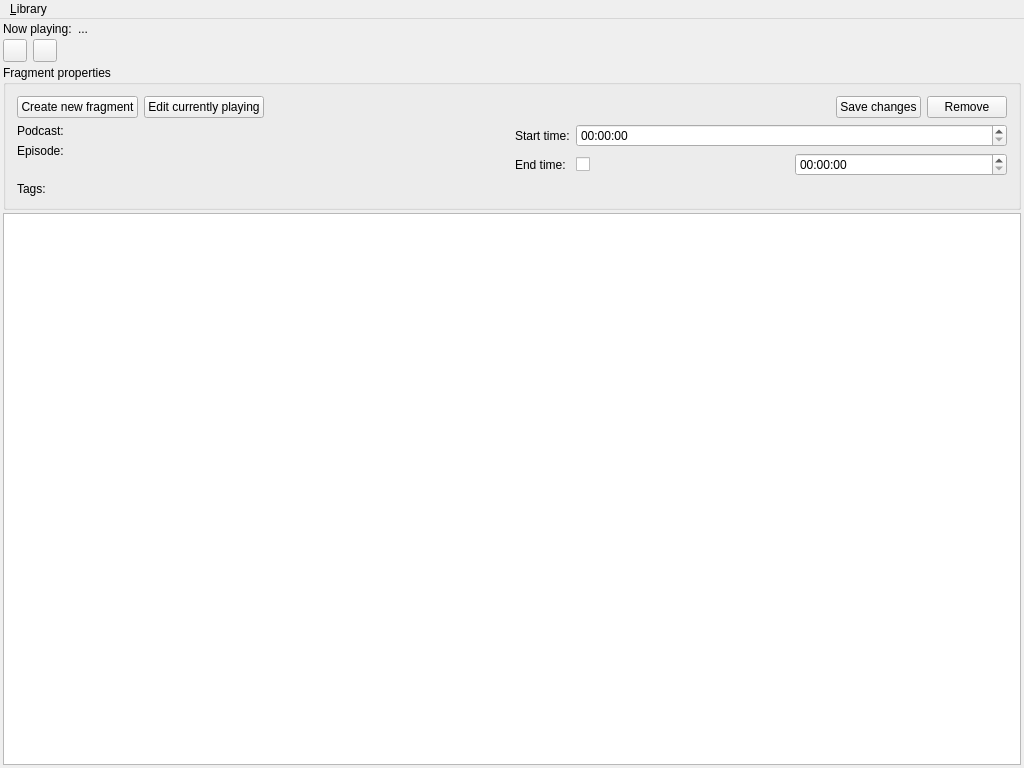
kliput/slicepod, file src/gui/mainwindow.ui: the form before one commit.
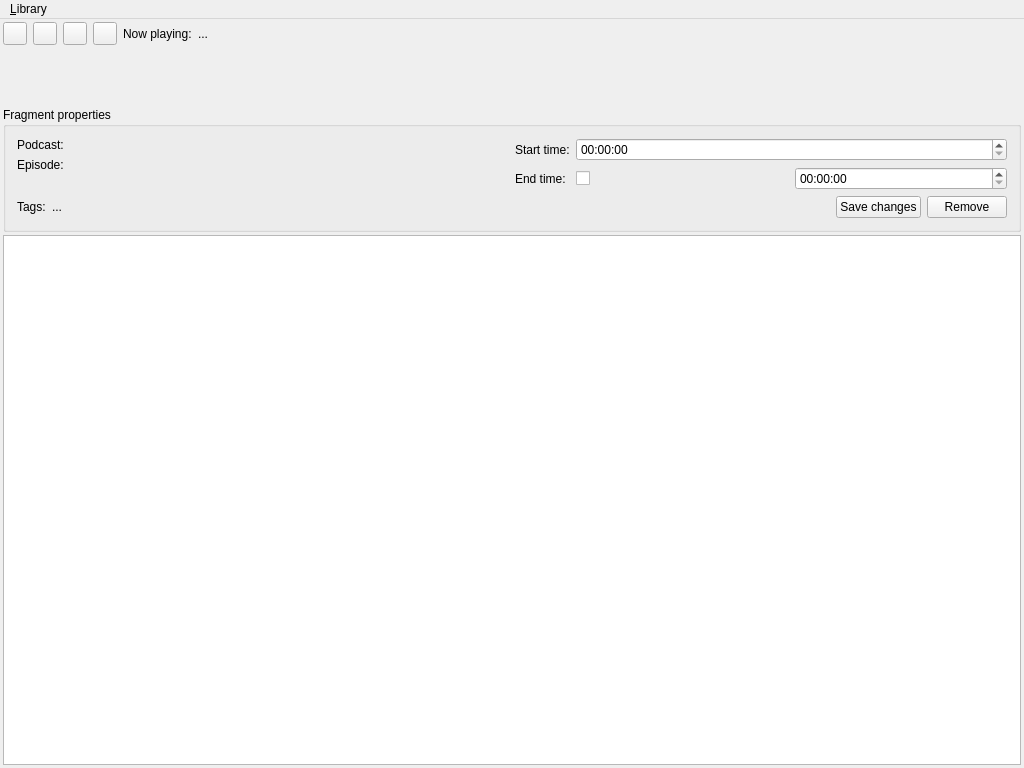
The form after the commit. Icons and pictures are not drawn. Custom widgets are drawn as their Qt base class.

Diff of the .ui file:
```diff
--- a/src/gui/mainwindow.ui
+++ b/src/gui/mainwindow.ui
@@ -35,7 +35,58 @@
      <number>3</number>
     </property>
     <item>
-     <layout class="QHBoxLayout" name="horizontalLayout">
+     <layout class="QHBoxLayout" name="upperPlayerLayout">
+      <item>
+       <layout class="QHBoxLayout" name="playerButtonsLayout">
+        <property name="sizeConstraint">
+         <enum>QLayout::SetDefaultConstraint</enum>
+        </property>
+        <item>
+         <widget class="QToolButton" name="playButton">
+          <property name="text">
+           <string/>
+          </property>
+          <property name="icon">
+           <iconset resource="../slicepod.qrc">
+            <normaloff>:/images/media-playback-start.png</normaloff>:/images/media-playback-start.png</iconset>
+          </property>
+         </widget>
+        </item>
+        <item>
+         <widget class="QToolButton" name="stopButton">
+          <property name="text">
+           <string/>
+          </property>
+          <property name="icon">
+           <iconset resource="../slicepod.qrc">
+            <normaloff>:/images/media-playback-stop.png</normaloff>:/images/media-playback-stop.png</iconset>
+          </property>
+         </widget>
+        </item>
+        <item>
+         <widget class="QToolButton" name="toolButton">
+          <property name="text">
+           <string/>
+          </property>
+          <property name="icon">
+           <iconset resource="../slicepod.qrc">
+            <normaloff>:/images/list-add.png</normaloff>:/images/list-add.png</iconset>
+          </property>
+         </widget>
+        </item>
+        <item>
+         <widget class="QToolButton" name="toolButton_2">
+          <property name="text">
+           <string/>
+          </property>
+          <property name="icon">
+           <iconset resource="../slicepod.qrc">
+            <normaloff>:/images/document-edit.png</normaloff>:/images/document-edit.png</iconset>
+          </property>
+         </widget>
+        </item>
+       </layout>
+      </item>
       <item>
        <widget class="QLabel" name="playingStatusStaticLabel">
         <property name="sizePolicy">
@@ -61,38 +112,14 @@
     <item>
      <layout class="QHBoxLayout" name="playerLayout">
       <item>
-       <layout class="QHBoxLayout" name="playerButtonsLayout">
-        <property name="sizeConstraint">
-         <enum>QLayout::SetDefaultConstraint</enum>
+       <widget class="PositionWidget" name="positionWidget" native="true">
+        <property name="minimumSize">
+         <size>
+          <width>0</width>
+          <height>56</height>
+         </size>
         </property>
-        <item>
-         <widget class="QToolButton" name="playButton">
-          <property name="text">
-           <string/>
-          </property>
-          <property name="icon">
-           <iconset theme="media-playback-start">
-            <normaloff/>
-           </iconset>
-          </property>
-         </widget>
-        </item>
-        <item>
-         <widget class="QToolButton" name="toolButton">
-          <property name="text">
-           <string/>
-          </property>
-          <property name="icon">
-           <iconset theme="media-playback-stop">
-            <normaloff/>
-           </iconset>
-          </property>
-         </widget>
-        </item>
-        <item>
-         <widget class="PositionWidget" name="positionWidget" native="true"/>
-        </item>
-       </layout>
+       </widget>
       </item>
      </layout>
     </item>
@@ -101,123 +128,102 @@
       <property name="title">
        <string>Fragment properties</string>
       </property>
-      <layout class="QGridLayout" name="gridLayout">
-       <item row="2" column="1">
-        <layout class="QFormLayout" name="timesLayout">
-         <item row="0" column="0">
-          <widget class="QLabel" name="startTimeLabel">
-           <property name="text">
-            <string>Start time:</string>
+      <layout class="QVBoxLayout" name="verticalLayout">
+       <item>
+        <layout class="QHBoxLayout" name="editHL1">
+         <item>
+          <layout class="QFormLayout" name="selectedLeftformLayout">
+           <property name="fieldGrowthPolicy">
+            <enum>QFormLayout::AllNonFixedFieldsGrow</enum>
            </property>
-          </widget>
+           <item row="0" column="0">
+            <widget class="QLabel" name="selectedPodcastStaticLabel">
+             <property name="text">
+              <string>Podcast:</string>
+             </property>
+            </widget>
+           </item>
+           <item row="0" column="1">
+            <widget class="QLabel" name="selectedPodcastLabel">
+             <property name="text">
+              <string>&lt;not selected&gt;</string>
+             </property>
+            </widget>
+           </item>
+           <item row="1" column="0">
+            <widget class="QLabel" name="selectedEpisodeStaticLabel">
+             <property name="text">
+              <string>Episode:</string>
+             </property>
+            </widget>
+           </item>
+           <item row="1" column="1">
+            <widget class="QLabel" name="selectedEpisodeLabel">
+             <property name="text">
+              <string>&lt;not selected&gt;</string>
+             </property>
+            </widget>
+           </item>
+          </layout>
          </item>
-         <item row="0" column="1">
-          <widget class="QTimeEdit" name="startTimeEdit">
-           <property name="displayFormat">
-            <string>HH:mm:ss</string>
-           </property>
-          </widget>
-         </item>
-         <item row="1" column="0">
-          <widget class="QLabel" name="endTimeLabel">
-           <property name="text">
-            <string>End time:</string>
-           </property>
-          </widget>
-         </item>
-         <item row="1" column="1">
-          <layout class="QHBoxLayout" name="endTimeLayout">
-           <item>
-            <widget class="QCheckBox" name="endTimeCheckBox">
+         <item>
+          <layout class="QFormLayout" name="timesLayout">
+           <item row="0" column="0">
+            <widget class="QLabel" name="startTimeLabel">
              <property name="text">
-              <string/>
+              <string>Start time:</string>
              </property>
             </widget>
            </item>
-           <item>
-            <widget class="QTimeEdit" name="endTimeEdit">
+           <item row="0" column="1">
+            <widget class="QTimeEdit" name="startTimeEdit">
              <property name="displayFormat">
               <string>HH:mm:ss</string>
              </property>
             </widget>
            </item>
+           <item row="1" column="0">
+            <widget class="QLabel" name="endTimeLabel">
+             <property name="text">
+              <string>End time:</string>
+             </property>
+            </widget>
+           </item>
+           <item row="1" column="1">
+            <layout class="QHBoxLayout" name="endTimeLayout">
+             <item>
+              <widget class="QCheckBox" name="endTimeCheckBox">
+               <property name="text">
+                <string/>
+               </property>
+              </widget>
+             </item>
+             <item>
+              <widget class="QTimeEdit" name="endTimeEdit">
+               <property name="displayFormat">
+                <string>HH:mm:ss</string>
+               </property>
+              </widget>
+             </item>
+            </layout>
+           </item>
           </layout>
          </item>
         </layout>
        </item>
-       <item row="2" column="0">
-        <layout class="QFormLayout" name="selectedLeftformLayout">
-         <property name="fieldGrowthPolicy">
-          <enum>QFormLayout::AllNonFixedFieldsGrow</enum>
-         </property>
-         <item row="0" column="0">
-          <widget class="QLabel" name="selectedPodcastStaticLabel">
-           <property name="text">
-            <string>Podcast:</string>
-           </property>
-          </widget>
-         </item>
-         <item row="0" column="1">
-          <widget class="QLabel" name="selectedPodcastLabel">
-           <property name="text">
-            <string>&lt;not selected&gt;</string>
-           </property>
-          </widget>
-         </item>
-         <item row="1" column="0">
-          <widget class="QLabel" name="selectedEpisodeStaticLabel">
-           <property name="text">
-            <string>Episode:</string>
-           </property>
-          </widget>
-         </item>
-         <item row="1" column="1">
-          <widget class="QLabel" name="selectedEpisodeLabel">
-           <property name="text">
-            <string>&lt;not selected&gt;</string>
-           </property>
-          </widget>
-         </item>
-        </layout>
-       </item>
-       <item row="0" column="0" colspan="2">
+       <item>
         <layout class="QHBoxLayout" name="horizontalLayout_3">
          <item>
-          <widget class="QPushButton" name="createFragmentButton">
-           <property name="sizePolicy">
-            <sizepolicy hsizetype="Fixed" vsizetype="Fixed">
-             <horstretch>0</horstretch>
-             <verstretch>0</verstretch>
-            </sizepolicy>
-           </property>
-           <property name="toolTip">
-            <string>Create new fragment in </string>
-           </property>
+          <widget class="QLabel" name="selectedTagsStaticLabel">
            <property name="text">
-            <string>Create new fragment</string>
-           </property>
-           <property name="icon">
-            <iconset theme="list-add">
-             <normaloff/>
-            </iconset>
+            <string>Tags:</string>
            </property>
           </widget>
          </item>
          <item>
-          <widget class="QPushButton" name="editCurrentlyPlayingButton">
-           <property name="sizePolicy">
-            <sizepolicy hsizetype="Fixed" vsizetype="Fixed">
-             <horstretch>0</horstretch>
-             <verstretch>0</verstretch>
-            </sizepolicy>
-           </property>
+          <widget class="QLabel" name="label">
            <property name="text">
-            <string>Edit currently playing</string>
-           </property>
-           <property name="icon">
-            <iconset theme="document-edit">
-             <normaloff/>
-            </iconset>
+            <string>...</string>
            </property>
           </widget>
          </item>
@@ -260,13 +266,6 @@
          </item>
         </layout>
        </item>
-       <item row="3" column="0">
-        <widget class="QLabel" name="selectedTagsStaticLabel">
-         <property name="text">
-          <string>Tags:</string>
-         </property>
-        </widget>
-       </item>
       </layout>
      </widget>
     </item>
```
Left out of the diff: 16 changed lines with no effect on the pictures.
